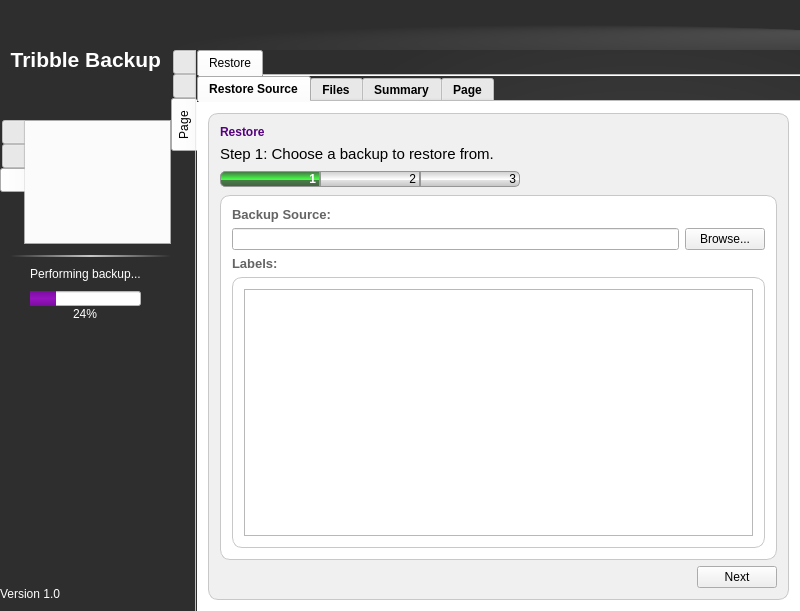
First picture: the form in qt/backup2/mainwindow.ui, repository darkstar62/tribble-backup, before the edit.
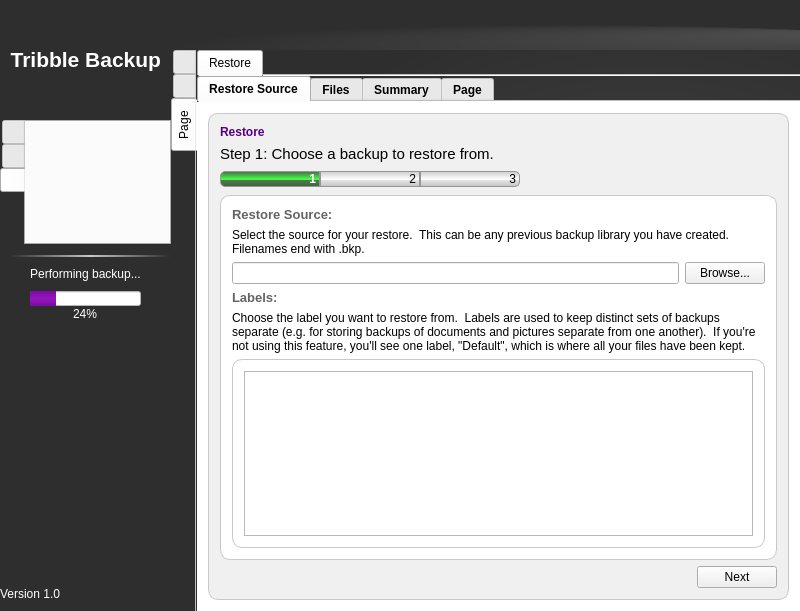
Second picture: the form after the edit. The open tabs and pages were chosen to show the change. Icons and pictures are not drawn.

Commit message:
Fix various restore bugs in Windows.
 * Symlinks will backup without admin priv, but will not restore without it.
   Don't fail the whole restore if we try and fail.
 * Restoring files or directories with trailing spaces doesn't work in Windows.
   Replace final trailing space with an underscore on restore, but maintain the
   filenames on backup.
 * Some UI fixes based on feedback from Rick.  There's one item that needs
   addressing -- I've left a visual TODO.

```diff
--- a/qt/backup2/mainwindow.ui
+++ b/qt/backup2/mainwindow.ui
@@ -2595,7 +2595,17 @@
                               </sizepolicy>
                              </property>
                              <property name="text">
-                              <string>&lt;html&gt;&lt;head/&gt;&lt;body&gt;&lt;p&gt;&lt;span style=&quot; font-size:10pt; font-weight:600; color:#646464;&quot;&gt;Backup Source:&lt;/span&gt;&lt;/p&gt;&lt;/body&gt;&lt;/html&gt;</string>
+                              <string>&lt;html&gt;&lt;head/&gt;&lt;body&gt;&lt;p&gt;&lt;span style=&quot; font-size:10pt; font-weight:600; color:#646464;&quot;&gt;Restore Source:&lt;/span&gt;&lt;/p&gt;&lt;/body&gt;&lt;/html&gt;</string>
+                             </property>
+                            </widget>
+                           </item>
+                           <item>
+                            <widget class="QLabel" name="label_16">
+                             <property name="text">
+                              <string>Select the source for your restore.  This can be any previous backup library you have created.  Filenames end with .bkp.</string>
+                             </property>
+                             <property name="wordWrap">
+                              <bool>true</bool>
                              </property>
                             </widget>
                            </item>
@@ -2629,6 +2639,16 @@
                              </property>
                             </widget>
                            </item>
+                           <item>
+                            <widget class="QLabel" name="label_64">
+                             <property name="text">
+                              <string>Choose the label you want to restore from.  Labels are used to keep distinct sets of backups separate (e.g. for storing backups of documents and pictures separate from one another).  If you're not using this feature, you'll see one label, &quot;Default&quot;, which is where all your files have been kept.</string>
+                             </property>
+                             <property name="wordWrap">
+                              <bool>true</bool>
+                             </property>
+                            </widget>
+                           </item>
                            <item>
                             <widget class="QFrame" name="frame_39">
                              <property name="sizePolicy">
```
Left out of the diff: 12 changed lines with no effect on the pictures. The commit also changes 2 other files.
